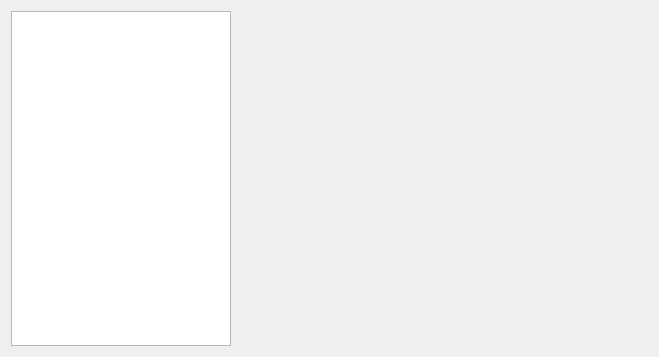
The window that src/mainwindow.ui (OSSystems/qconnman-ui) describes before a commit, drawn with Qt 5.
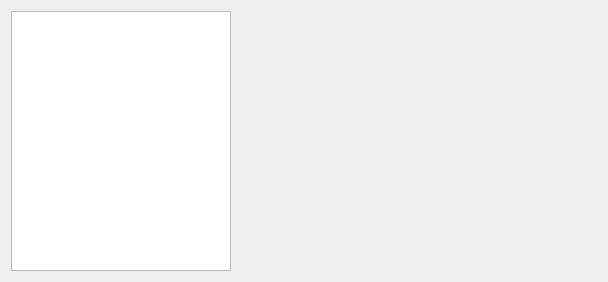
The same window after the commit.

Commit message: Adjust window size

Patch:
```diff
--- a/src/mainwindow.ui
+++ b/src/mainwindow.ui
@@ -6,8 +6,8 @@
    <rect>
     <x>0</x>
     <y>0</y>
-    <width>659</width>
-    <height>357</height>
+    <width>592</width>
+    <height>268</height>
    </rect>
   </property>
   <property name="windowTitle">
@@ -31,7 +31,20 @@
     </widget>
    </item>
    <item>
-    <widget class="QStackedWidget" name="stackedWidget"/>
+    <widget class="QStackedWidget" name="stackedWidget">
+     <property name="sizePolicy">
+      <sizepolicy hsizetype="Fixed" vsizetype="Fixed">
+       <horstretch>0</horstretch>
+       <verstretch>0</verstretch>
+      </sizepolicy>
+     </property>
+     <property name="minimumSize">
+      <size>
+       <width>360</width>
+       <height>260</height>
+      </size>
+     </property>
+    </widget>
    </item>
   </layout>
  </widget>
```
